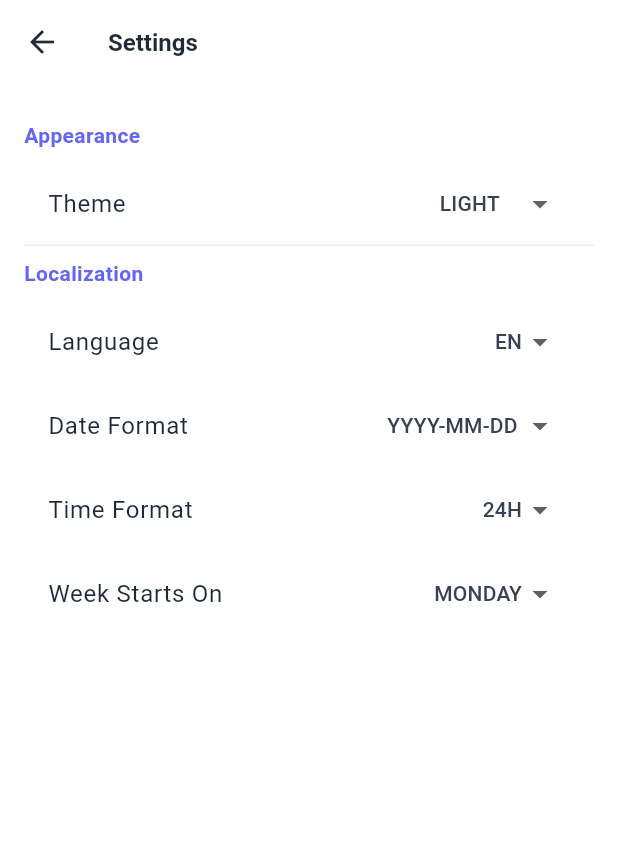
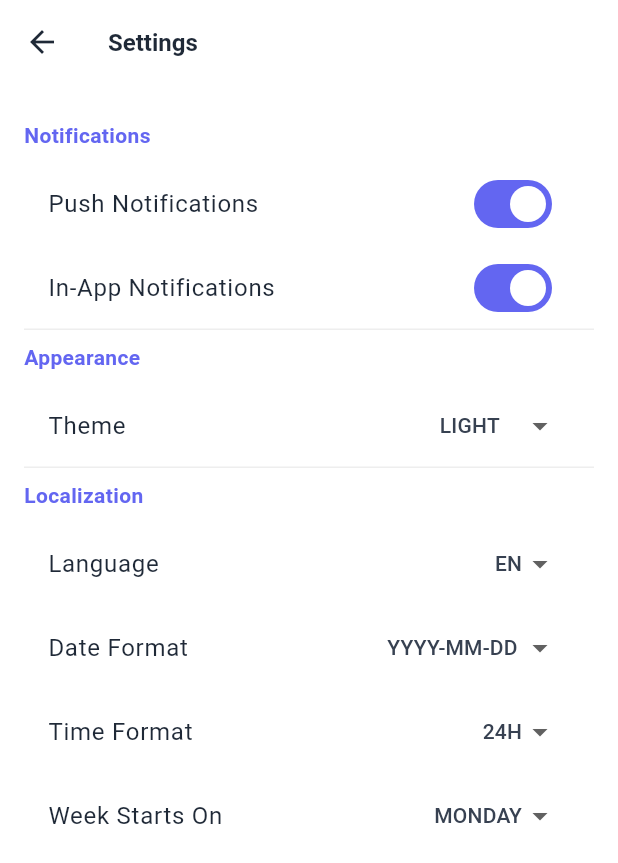
Before and after one commit to priyank-solanki-5/Task-Rimander-app-backend, a Flutter app: the ProfileScreen screen opened directly, after a tap on the "settings" icon, on a phone screen of 412 x 824 dp. Shown: the top 863 px of the screen. Run offline on Flutter 3.47's test engine with Material 3 defaults, Android fonts, the phone set to English and light mode, and no system bars; our stand-ins replace dio, file_picker, image_picker, open_file, shared_preferences; missing offline and left inert: mongo_dart; accounts and stored records are empty; network calls fail.

Commit message:
feat: enhance user settings and notification preferences management; optimize data loading in settings and profile screens

```diff
--- a/Document_Reminder_app/lib/core/models/user.dart
+++ b/Document_Reminder_app/lib/core/models/user.dart
@@ -155,6 +155,30 @@ class NotificationPreferences {
       'recurringNotifications': recurringNotifications,
     };
   }
+
+  NotificationPreferences copyWith({
+    bool? email,
+    bool? push,
+    bool? sms,
+    bool? inApp,
+    int? remindersBefore,
+    bool? overdueNotifications,
+    bool? completionNotifications,
+    bool? recurringNotifications,
+  }) {
+    return NotificationPreferences(
+      email: email ?? this.email,
+      push: push ?? this.push,
+      sms: sms ?? this.sms,
+      inApp: inApp ?? this.inApp,
+      remindersBefore: remindersBefore ?? this.remindersBefore,
+      overdueNotifications: overdueNotifications ?? this.overdueNotifications,
+      completionNotifications:
+          completionNotifications ?? this.completionNotifications,
+      recurringNotifications:
+          recurringNotifications ?? this.recurringNotifications,
+    );
+  }
 }
 
 class UserSettings {
--- a/Document_Reminder_app/lib/core/services/auth_api_service.dart
+++ b/Document_Reminder_app/lib/core/services/auth_api_service.dart
@@ -266,7 +266,8 @@ class AuthApiService {
 
       debugPrint('Notification preferences response: ${response.data}');
 
-      final prefsData = response.data['preferences'] as Map<String, dynamic>;
+      final prefsData =
+          response.data['notificationPreferences'] as Map<String, dynamic>;
       return NotificationPreferences.fromJson(prefsData);
     } on ApiException catch (e) {
       debugPrint('Get notification preferences error: ${e.message}');
--- a/Document_Reminder_app/lib/features/profile/screens/profile_screen.dart
+++ b/Document_Reminder_app/lib/features/profile/screens/profile_screen.dart
@@ -32,15 +32,19 @@ class _ProfileScreenState extends State<ProfileScreen> {
   Future<void> _loadData() async {
     setState(() => _isLoading = true);
 
-    // Load counts
     final docProvider = context.read<DocumentProvider>();
     final memberProvider = context.read<MemberProvider>();
 
-    final docCount = docProvider.getDocumentCount() as int? ?? 0;
-    final memCount = memberProvider.getMemberCount() as int? ?? 0;
+    try {
+      // Run API calls in parallel to reduce loading time
+      final results = await Future.wait([
+        _authService.getCurrentUser(),
+        memberProvider.getMemberCount(),
+      ]);
 
-    // Load user info from API only
-    final user = await _authService.getCurrentUser();
+      final user = results[0] as User?;
+      final memCount = results[1] as int;
+      final docCount = docProvider.getDocumentCount(); // Synchronous
 
       if (!mounted) return;
 
@@ -49,9 +53,15 @@ class _ProfileScreenState extends State<ProfileScreen> {
         _memberCount = memCount;
         _currentUser = user;
         _userName = user?.username ?? 'User';
-      _profilePhotoPath = null; // No local storage for profile photo
+        _profilePhotoPath = null;
         _isLoading = false;
       });
+    } catch (e) {
+      debugPrint('Error loading profile data: $e');
+      if (mounted) {
+        setState(() => _isLoading = false);
+      }
+    }
   }
 
   @override
@@ -156,6 +166,27 @@ class _ProfileScreenState extends State<ProfileScreen> {
                               ),
                             ),
                           ),
+                          if (_currentUser?.createdAt != null) ...[
+                            const SizedBox(height: 8),
+                            Container(
+                              padding: const EdgeInsets.symmetric(
+                                horizontal: 12,
+                                vertical: 4,
+                              ),
+                              decoration: BoxDecoration(
+                                color: theme.colorScheme.primaryContainer
+                                    .withValues(alpha: 0.5),
+                                borderRadius: BorderRadius.circular(16),
+                              ),
+                              child: Text(
+                                'Member Since: ${_currentUser!.createdAt!.year}',
+                                style: theme.textTheme.bodySmall?.copyWith(
+                                  color: theme.colorScheme.onPrimaryContainer,
+                                  fontWeight: FontWeight.bold,
+                                ),
+                              ),
+                            ),
+                          ],
                         ],
                       ),
                     ),
--- a/Document_Reminder_app/lib/features/settings/screens/settings_screen.dart
+++ b/Document_Reminder_app/lib/features/settings/screens/settings_screen.dart
@@ -13,23 +13,43 @@ class _SettingsScreenState extends State<SettingsScreen> {
   final _authService = AuthService();
   bool _isLoading = true;
   UserSettings _settings = UserSettings();
+  NotificationPreferences? _notificationPreferences;
 
   @override
   void initState() {
     super.initState();
-    _loadSettings();
+    _loadData();
   }
 
-  Future<void> _loadSettings() async {
+  Future<void> _loadData() async {
     setState(() => _isLoading = true);
-    final settings = await _authService.getUserSettings();
+
+    try {
+      // Load both settings and notification preferences in parallel
+      final results = await Future.wait([
+        _authService.getUserSettings(),
+        _authService.getNotificationPreferences(),
+      ]);
+
+      final settings = results[0] as UserSettings?;
+      final prefs = results[1] as NotificationPreferences?;
+
       if (mounted) {
         setState(() {
           if (settings != null) {
             _settings = settings;
           }
+          if (prefs != null) {
+            _notificationPreferences = prefs;
+          }
           _isLoading = false;
         });
+      }
+    } catch (e) {
+      debugPrint('Error loading settings: $e');
+      if (mounted) {
+        setState(() => _isLoading = false);
+      }
     }
   }
 
@@ -56,7 +76,37 @@ class _SettingsScreenState extends State<SettingsScreen> {
           ),
         );
         // Revert on failure
-        _loadSettings();
+        _loadData();
+      }
+    }
+  }
+
+  Future<void> _updateNotificationPreferences(
+    NotificationPreferences newPrefs,
+  ) async {
+    // Optimistic update
+    setState(() => _notificationPreferences = newPrefs);
+
+    final success = await _authService.updateNotificationPreferences(newPrefs);
+
+    if (mounted) {
+      if (success) {
+        ScaffoldMessenger.of(context).showSnackBar(
+          const SnackBar(
+            content: Text('Preferences updated'),
+            backgroundColor: Colors.green,
+            duration: Duration(seconds: 1),
+          ),
+        );
+      } else {
+        ScaffoldMessenger.of(context).showSnackBar(
+          const SnackBar(
+            content: Text('Failed to update preferences'),
+            backgroundColor: Colors.red,
+          ),
+        );
+        // Revert on failure
+        _loadData();
       }
     }
   }
@@ -71,6 +121,31 @@ class _SettingsScreenState extends State<SettingsScreen> {
             : ListView(
                 padding: const EdgeInsets.all(16),
                 children: [
+                  _buildSectionHeader('Notifications'),
+                  for (final pref in [
+                    (
+                      'Push Notifications',
+                      _notificationPreferences?.push ?? true,
+                      (val) => _updateNotificationPreferences(
+                        _notificationPreferences?.copyWith(push: val) ??
+                            NotificationPreferences(push: val),
+                      ),
+                    ),
+                    (
+                      'In-App Notifications',
+                      _notificationPreferences?.inApp ?? true,
+                      (val) => _updateNotificationPreferences(
+                        _notificationPreferences?.copyWith(inApp: val) ??
+                            NotificationPreferences(inApp: val),
+                      ),
+                    ),
+                  ])
+                    SwitchListTile(
+                      title: Text(pref.$1),
+                      value: pref.$2,
+                      onChanged: pref.$3,
+                    ),
+                  const Divider(),
                   _buildSectionHeader('Appearance'),
                   _buildDropdownTile(
                     title: 'Theme',
```
Also changed, not shown: Document_Reminder_app/lib/core/services/member_service.dart (+9 -86 lines). Lines whose indentation alone changed are shown as unchanged.
